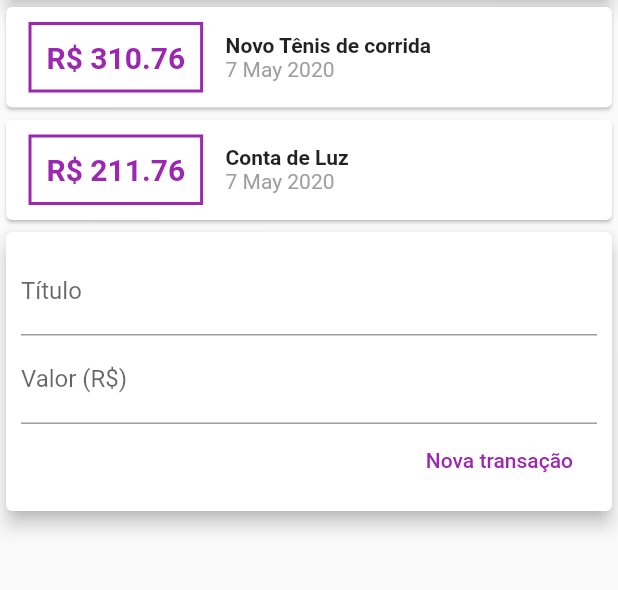
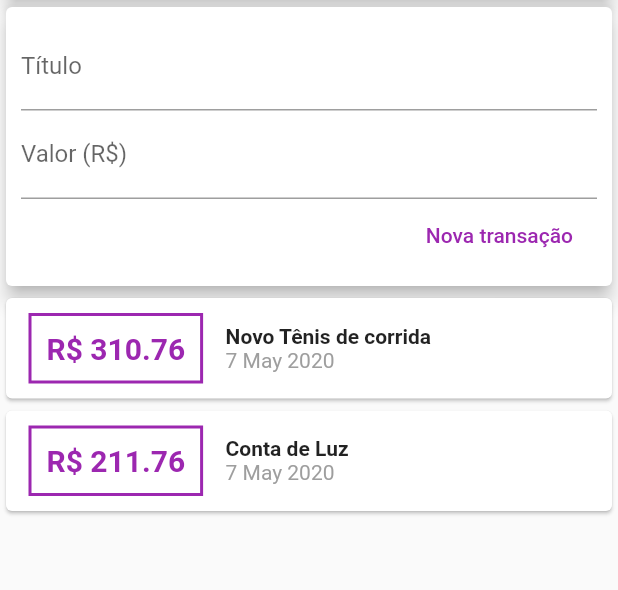
Before and after one commit to angeloconfer/coder_flutter, a Flutter app: the screen it shows after launch, on a phone screen of 412 x 824 dp, the part 119-709 px from its top. Run offline on Flutter 3.47's test engine with Material 2 defaults, Android fonts, the phone set to English and light mode, and no system bars.

Commit message:
ExpensesApp - despesas pessoais

```diff
--- a/expenses/lib/components/transaction_list.dart
+++ b/expenses/lib/components/transaction_list.dart
@@ -3,15 +3,18 @@ import 'package:flutter/material.dart';
 import 'package:intl/intl.dart';
 
 class TransactionList extends StatelessWidget {
-
   final List<Transaction> transactions;
 
   TransactionList(this.transactions);
 
   @override
   Widget build(BuildContext context) {
-    return Column(
-      children: transactions.map((tr) {
+    return Container(
+      height: 300,
+      child: ListView.builder(
+        itemCount: transactions.length,
+        itemBuilder: (ctx, index) {
+          final tr = transactions[index];
           return Card(
             child: Row(
               children: <Widget>[
@@ -54,7 +57,8 @@ class TransactionList extends StatelessWidget {
               ],
             ),
           );
-      }).toList(),
+        },
+      ),
     );
   }
 }
--- a/expenses/lib/components/transaction_user.dart
+++ b/expenses/lib/components/transaction_user.dart
@@ -42,8 +42,8 @@ class _TransactionUserState extends State<TransactionUser> {
   Widget build(BuildContext context) {
     return Column(
       children: <Widget>[
+        TransactionForm(_addTransaction),
         TransactionList(_transactions),
-        TransactionForm(_addTransaction),
       ],
     );
   }
--- a/expenses/lib/main.dart
+++ b/expenses/lib/main.dart
@@ -20,7 +20,8 @@ class MyHomePage extends StatelessWidget {
       appBar: AppBar(
         title: Text('Despesas pessoais'),
       ),
-      body: Column(
+      body: SingleChildScrollView(
+        child: Column(
           crossAxisAlignment: CrossAxisAlignment.stretch,
           children: <Widget>[
             Container(
@@ -33,6 +34,7 @@ class MyHomePage extends StatelessWidget {
             TransactionUser(),
           ],
         ),
+      ),
     );
   }
 }
```
Also changed, not shown: expenses/lib/components/transaction_form.dart (+15 -5 lines). Lines whose indentation alone changed are shown as unchanged.
